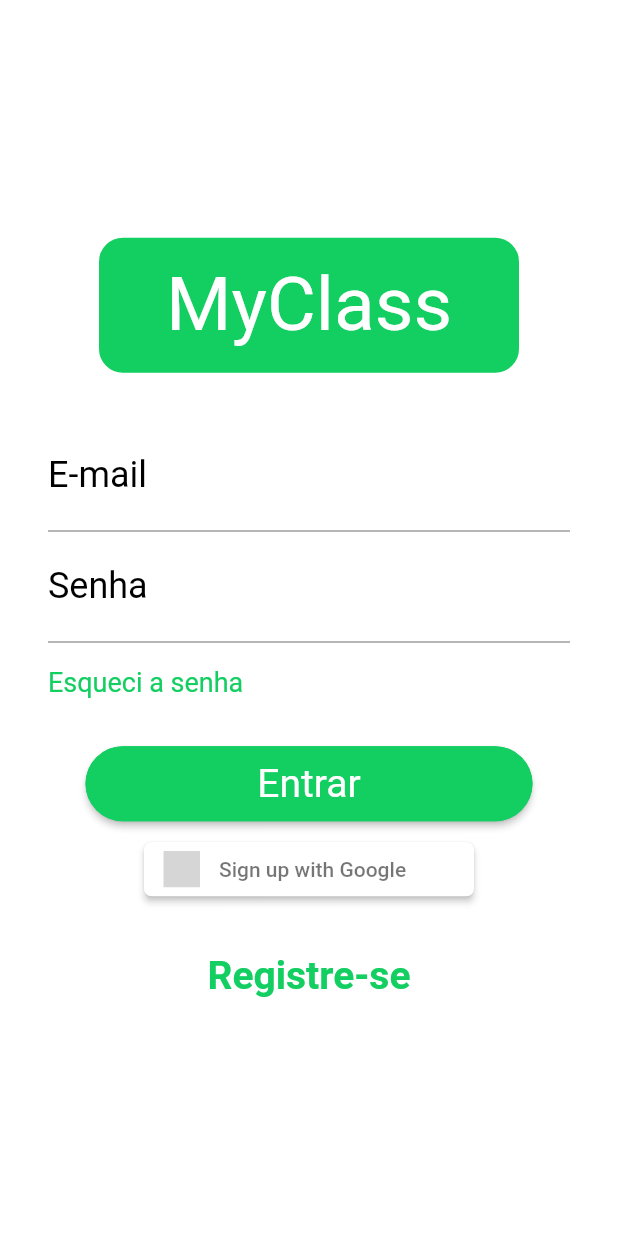
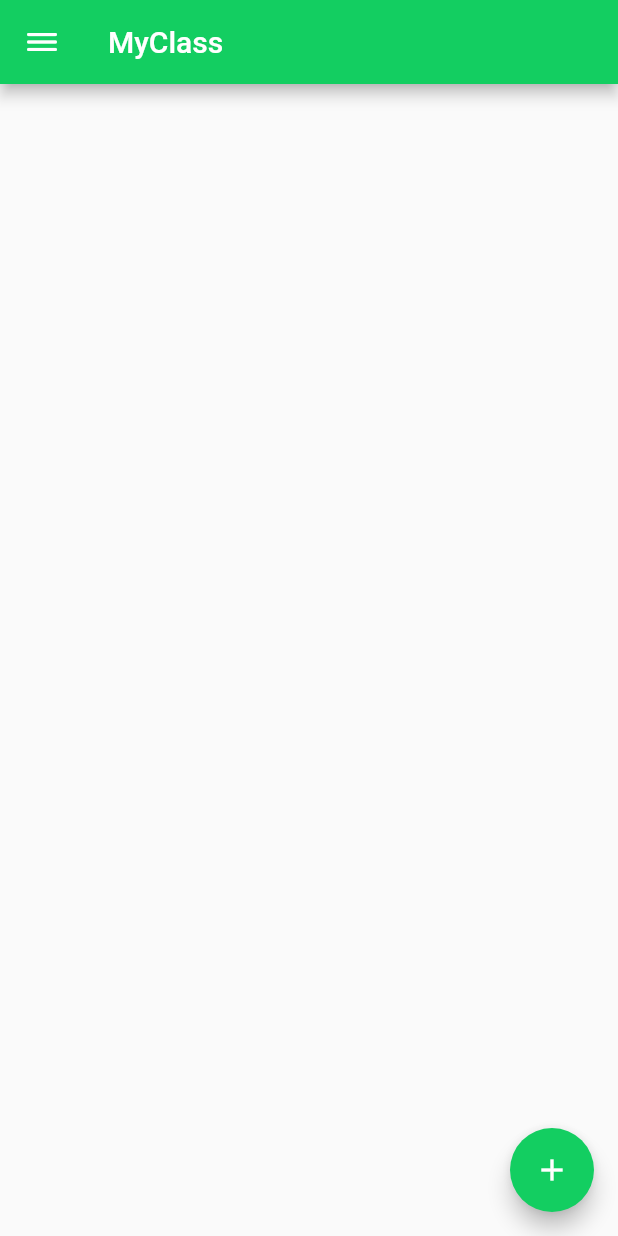
Before and after one commit to NathanF2001/Project-lll, a Flutter app: the screen it shows after launch, after a tap on "Entrar", on a phone screen of 412 x 824 dp. Run offline on Flutter 3.47's test engine with Material 2 defaults, Android fonts, the phone set to English and light mode, and no system bars; our stand-ins replace flutter_signin_button; grey boxes are pictures that could not be loaded.

Commit message:
Adicionado a tela de Registrar e de entrar no UserPage

```diff
--- /dev/null
+++ b/lib/Colors.dart
@@ -0,0 +1,7 @@
+
+import 'package:flutter/material.dart';
+
+class Colors_myclass {
+
+  static const main_color = Color(0xFF13CE61);
+}
--- a/lib/LoginPage.dart
+++ b/lib/LoginPage.dart
@@ -1,7 +1,10 @@
 import 'package:flutter/material.dart';
 import 'package:flutter_signin_button/flutter_signin_button.dart';
 import 'package:myclass/Button.dart';
+import 'package:myclass/RegisterPage.dart';
+import 'package:myclass/UserPage.dart';
 import 'package:myclass/Utils.dart';
+import 'package:myclass/nav.dart';
 
 class LoginPage extends StatefulWidget {
   @override
@@ -14,6 +17,7 @@ class _LoginPageState extends State<LoginPage> {
   @override
   Widget build(BuildContext context) {
     return Scaffold(
+      resizeToAvoidBottomInset: false,
       body: Container(
         color: Colors.white,
         padding: EdgeInsets.all(32),
@@ -54,7 +58,7 @@ class _LoginPageState extends State<LoginPage> {
               ),
             ),
             Utils.spaceBigHeight,
-            Buttons_myclass.Button1(context, text: "Entrar", function: () {}),
+            Buttons_myclass.Button1(context, text: "Entrar", function: () => Nav.push(context, UserPage(),replace: true)),
             Utils.spaceSmallHeight,
             SignInButton(
               Buttons.Google,
@@ -63,9 +67,8 @@ class _LoginPageState extends State<LoginPage> {
             ),
             Utils.spaceBigHeight,
             InkWell(
-              onTap: () {},
+              onTap: () => Nav.push(context,RegisterPage()),
               child: Container(
-                width: MediaQuery.of(context).size.width,
                 child: Text(
                   "Registre-se",
                   textAlign: TextAlign.center,
--- /dev/null
+++ b/lib/UserPage.dart
@@ -0,0 +1,32 @@
+
+import 'package:flutter/material.dart';
+import 'package:myclass/Colors.dart';
+
+class UserPage extends StatefulWidget {
+  @override
+  _UserPageState createState() => _UserPageState();
+}
+
+class _UserPageState extends State<UserPage> {
+  @override
+  Widget build(BuildContext context) {
+    return Scaffold(
+      appBar: AppBar(
+        iconTheme: IconThemeData(
+          color: Colors.white,
+        ),
+        leading: InkWell(
+          onTap: (){},
+          child: Icon(Icons.dehaze_rounded),
+        ),
+        title: Text("MyClass",style: TextStyle(color: Colors.white),),
+      ),
+      floatingActionButton: FloatingActionButton(
+        onPressed: (){},
+        backgroundColor: Colors_myclass.main_color,
+
+        child: Icon(Icons.add),
+      ),
+    );
+  }
+}
--- a/lib/Utils.dart
+++ b/lib/Utils.dart
@@ -1,24 +1,30 @@
+
 import 'package:flutter/cupertino.dart';
 import 'package:flutter/material.dart';
+import 'package:myclass/LoginPage.dart';
+import 'package:myclass/nav.dart';
 
 class Utils {
+  static const spaceBigHeight = SizedBox(
+    height: 32.0,
+  );
+  static const spaceMediumHeight = SizedBox(
+    height: 16.0,
+  );
+  static const spaceSmallHeight = SizedBox(
+    height: 8.0,
+  );
 
-  static const spaceBigHeight = SizedBox(height: 32.0,);
-  static const spaceMediumHeight = SizedBox(height: 16.0,);
-  static const spaceSmallHeight = SizedBox(height: 8.0,);
-
-
-
-  // Logo widget
+  /// Logo widget
   static Widget logo(context) {
     return Container(
       width: 280,
       height: 90,
-      alignment:  Alignment.center,
+      alignment: Alignment.center,
       decoration: BoxDecoration(
         color: Color(0xFF13CE61),
-          border: Border.all(width: 2, color: Color(0xFF13CE61)),
-          borderRadius: BorderRadius.all(Radius.circular(16.0)),
+        border: Border.all(width: 2, color: Color(0xFF13CE61)),
+        borderRadius: BorderRadius.all(Radius.circular(16.0)),
       ),
       child: Text(
         "MyClass",
@@ -33,7 +39,8 @@ class Utils {
     );
   }
 
-  static Widget Text_input({@required hintmensage,@required labelmensage,show = false}){
+  static Widget Text_input(
+      {@required hintmensage, @required labelmensage, show = false}) {
     return TextFormField(
       obscureText: show,
       style: TextStyle(
@@ -45,11 +52,22 @@ class Utils {
             fontSize: 24,
           ),
           labelText: labelmensage,
-          labelStyle: TextStyle(
-              fontSize: 24,
-              color: Colors.black
-          )
-      ),
+          labelStyle: TextStyle(fontSize: 24, color: Colors.black)),
+    );
+  }
+
+  static Widget ShowAlertDialog(context) {
+    showDialog(
+      context: context,
+      builder: (BuildContext context) {
+        return AlertDialog(
+          title: Text("Bem-vindo",style: Theme.of(context).textTheme.headline5,),
+          content: Text("Sua conta foi criada com sucesso",style: Theme.of(context).textTheme.bodyText2,),
+          actions: [
+            FlatButton(onPressed: () => Nav..pop(context)..pop(context), child: Text("OK"),textColor: Colors.black87,)
+          ],
+        );
+      },
     );
   }
 }
--- a/lib/main.dart
+++ b/lib/main.dart
@@ -1,4 +1,5 @@
 import 'package:flutter/material.dart';
+import 'package:myclass/Colors.dart';
 import 'package:myclass/LoginPage.dart';
 
 void main() {
@@ -17,11 +18,11 @@ class MyApp extends StatelessWidget {
   ThemeData _buildThemeData() {
     return ThemeData(
       visualDensity: VisualDensity.adaptivePlatformDensity,
-      primarySwatch: Colors.grey,
+      primaryColor: Colors_myclass.main_color,
       fontFamily: "Roboto",
       textTheme: TextTheme(
-        headline1: TextStyle(fontSize: 86.0, fontWeight: FontWeight.bold,color: Colors.black87),
-        headline2: TextStyle(fontSize: 68.0,color: Colors.black87),
+        headline1: TextStyle(fontSize: 86.0, fontWeight: FontWeight.bold),
+        headline2: TextStyle(fontSize: 68.0),
         headline3: TextStyle(fontSize: 54.0),
         headline4: TextStyle(fontSize: 43.0),
         headline5: TextStyle(fontSize: 34.0),
--- /dev/null
+++ b/lib/nav.dart
@@ -0,0 +1,18 @@
+import 'package:flutter/material.dart';
+
+final Nav = _Nav();
+class _Nav{
+
+  Future push(BuildContext context,Widget page,{bool replace = false}){
+
+    if(replace) {
+      return Navigator.pushReplacement(context, MaterialPageRoute(builder: (BuildContext context) => page ));
+    }
+
+    return Navigator.push(context, MaterialPageRoute(builder: (BuildContext context) => page));
+  }
+
+  void pop(BuildContext context) {
+    Navigator.pop(context);
+  }
+}
```
Also changed, not shown: lib/RegisterPage.dart (added, +55 -0 lines).
